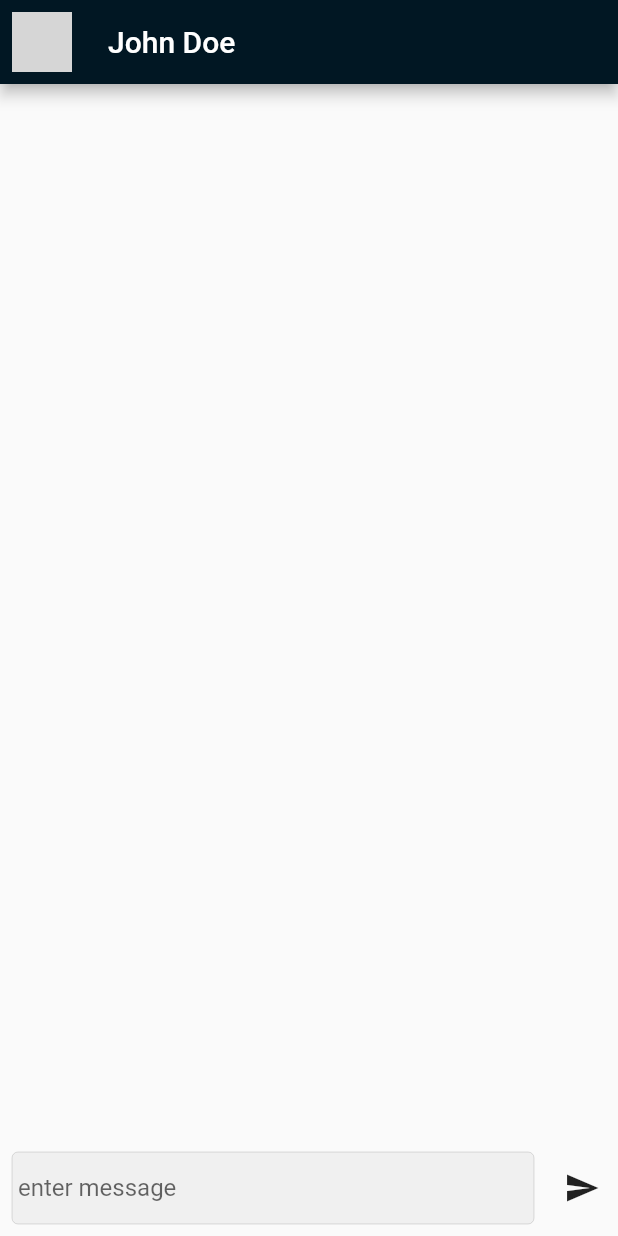
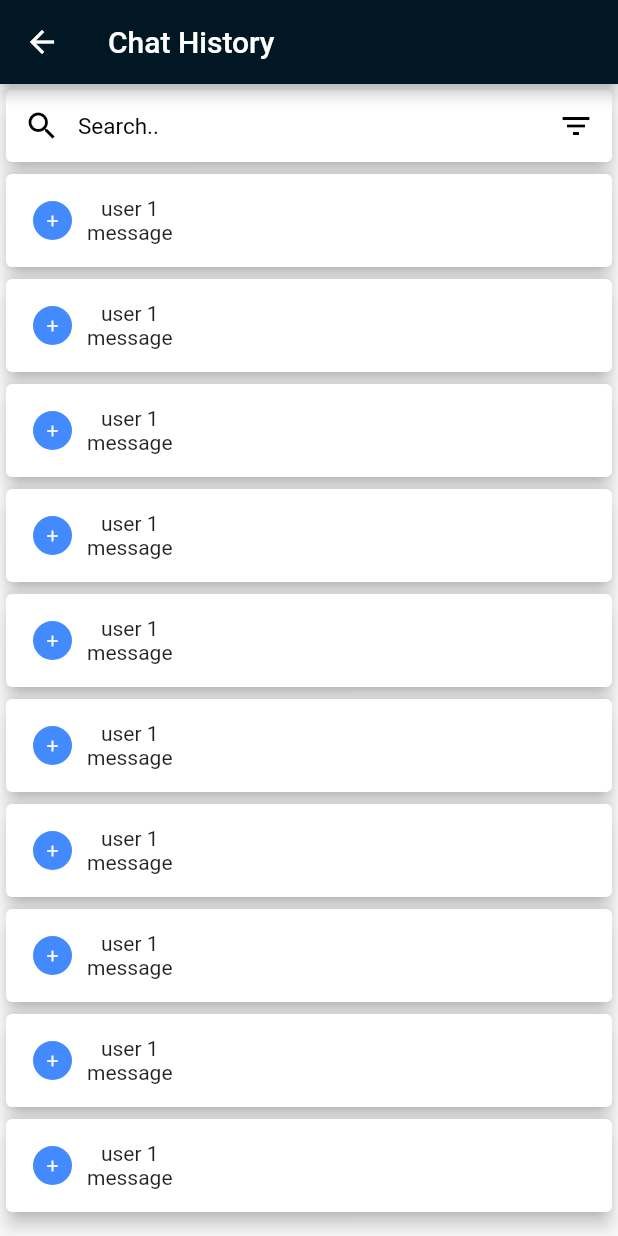
Before and after one commit to muzammilS007/instagram, a Flutter app: the HeaderWidget widget shown alone on an empty page, opened directly, after a tap on an icon or button, on a phone screen of 412 x 824 dp. Run offline on Flutter 3.47's test engine with Material 2 defaults, Android fonts, the phone set to English and light mode, and no system bars; our stand-ins replace bubble, camera, cloud_firestore, firebase_auth, firebase_core, firebase_storage and 10 more; missing offline and left inert: local_image_provider; accounts and stored records are empty; network calls fail; grey boxes are pictures that could not be loaded.

Commit message:
some many changes

```diff
--- a/lib/repository/live_repository/auth.dart
+++ b/lib/repository/live_repository/auth.dart
@@ -17,4 +17,9 @@ class Auth {
 
     return user!;
   }
+
+   handleForgetPass(email) async {
+    return  await auth.sendPasswordResetEmail(email: email);
+
+  }
 }
--- /dev/null
+++ b/lib/ui/chat/chat_history_screen.dart
@@ -0,0 +1,77 @@
+import 'package:flutter/material.dart';
+import 'package:instagram/ui/search/search_card.dart';
+import 'package:instagram/ui/search/search_screen_viewmodel.dart';
+import 'package:stacked/stacked.dart';
+
+import 'chat_history_viewmodel.dart';
+
+class ChatSettingScreen extends StatelessWidget {
+  const ChatSettingScreen({Key? key}) : super(key: key);
+
+  @override
+  Widget build(BuildContext context) {
+    SearchScreenViewModel _screenViewModel = SearchScreenViewModel();
+    return ViewModelBuilder<ChatHistoryViewModel>.reactive(
+        viewModelBuilder: () => ChatHistoryViewModel(),
+        builder: (cntx, viewmodel, chile) {
+          return SafeArea(
+              child: Scaffold(
+            appBar: AppBar(
+              title: Text("Chat History"),
+            ),
+                body: Column(
+                  children: [
+                    SearchCard(reqWidget: (value)=>{},screenViewModel: _screenViewModel,),
+                    Expanded(
+                      child: ListView.builder(
+                        reverse: false,
+                        itemCount: 10,
+                        itemBuilder: (ctx, index) {
+                          return userList(ctx);
+                        },
+                      ),
+                    ),
+                  ],
+                ),
+          ));
+        });
+  }
+  userList(BuildContext context){
+   return Card(
+     elevation: 5,
+     child: Padding(
+       padding: const EdgeInsets.all(8.0),
+       child: Row(children: [
+         Padding(
+           padding: const EdgeInsets.all(8.0),
+           child: ClipOval(
+             child: Container(
+               height: 30,
+               width: 30,
+               decoration: ShapeDecoration(
+                   color: Colors.blueAccent,
+                   shape: CircleBorder(
+                     side: Divider.createBorderSide(context,
+                         width: 2, color: Theme.of(context).cardColor),
+                   )),
+               padding: EdgeInsets.all(2),
+               alignment: Alignment.center,
+               child: InkWell(
+                   onTap: () => {},
+                   child: Icon(
+                     Icons.add,
+                     size: 12,
+                     color: Colors.white,
+                   )),
+             ),
+           ),
+         ),
+         Column(children: [
+           Text("user 1"),
+           Text("message")
+         ],)
+       ],),
+     ),
+   );
+  }
+}
--- /dev/null
+++ b/lib/ui/chat/chat_history_viewmodel.dart
@@ -0,0 +1,7 @@
+import 'package:flutter/material.dart';
+
+class ChatHistoryViewModel with ChangeNotifier{
+
+
+
+}
--- a/lib/ui/forget_password/ForgetPassViewModel.dart
+++ /dev/null
@@ -1,5 +0,0 @@
-import 'package:flutter/material.dart';
-
-class ForgetPassViewModel with ChangeNotifier{
-
-}
--- a/lib/ui/home/header_widget.dart
+++ b/lib/ui/home/header_widget.dart
@@ -4,6 +4,7 @@ import 'package:flutter_svg/flutter_svg.dart';
 import 'dart:developer' as developer;
 
 import 'package:instagram/res/icons_app.dart';
+import 'package:instagram/ui/chat/chat_history_screen.dart';
 import 'package:instagram/ui/chat/chat_screen.dart';
 import 'package:instagram/utils/navegation_helper.dart';
 
@@ -29,7 +30,7 @@ class HeaderWidget extends StatelessWidget with PreferredSizeWidget {
               )),
               IconButton(icon: SvgPicture.asset(IconsApp.icSend,
                 color: Theme.of(context).colorScheme.onPrimary,), onPressed: (){
-                       ChatScreen().pushNavigation(context);
+                ChatSettingScreen().pushNavigation(context);
               })
             ],
           ),
--- /dev/null
+++ b/lib/utils/toast_helper.dart
@@ -0,0 +1,13 @@
+import 'package:flutter/material.dart';
+
+extension ToastHelper on BuildContext{
+  void showToast(String message) {
+    final scaffold = ScaffoldMessenger.of(this);
+    scaffold.showSnackBar(
+      SnackBar(
+        content:  Text('$message'),
+        action: SnackBarAction(label: 'Ok', onPressed: scaffold.hideCurrentSnackBar),
+      ),
+    );
+  }
+}
```
Also changed, not shown: assets/error_anim.json (added, +1 -0 lines), lib/repository/live_repository/database.dart (+27 -5 lines), lib/repository/local_repository/hive/entities/login_user.dart (added, +17 -0 lines), lib/repository/local_repository/hive/operation/db_operation.dart (added, +16 -0 lines), lib/ui/forget_password/forget_pas_screen.dart (+42 -1 lines), lib/ui/forget_password/forget_pass_viewmodel.dart (added, +27 -0 lines), lib/ui/login/login_screen.dart (+12 -6 lines), lib/utils/dialog_helper.dart (+21 -0 lines), pubspec.yaml (+8 -0 lines), pubspec.lock.
